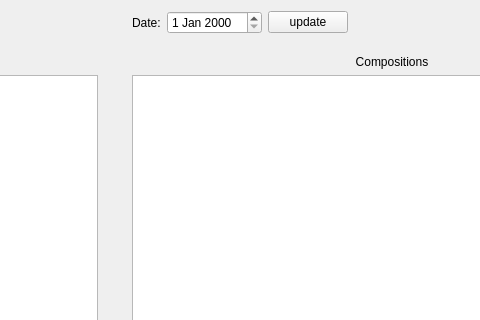
The window that MusicChart/mainwindow.ui (SergySanJj/Music-Chart) describes before a commit, drawn with Qt 5; both pictures show x 210 to 690 and y 0 to 320 of the 900 by 556 pixel window.
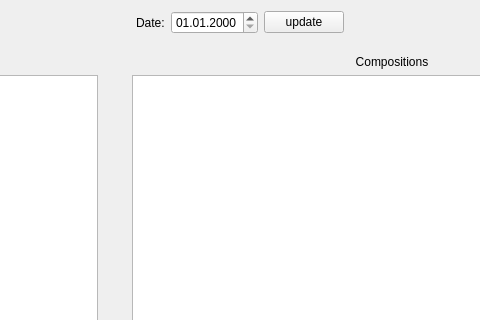
The same window after the commit.

What changed in the file:
```diff
--- a/MusicChart/mainwindow.ui
+++ b/MusicChart/mainwindow.ui
@@ -38,7 +38,25 @@
        </widget>
       </item>
       <item>
-       <widget class="QDateEdit" name="dateEdit"/>
+       <widget class="QDateEdit" name="dateEdit">
+        <property name="maximumDate">
+         <date>
+          <year>2050</year>
+          <month>1</month>
+          <day>1</day>
+         </date>
+        </property>
+        <property name="minimumDate">
+         <date>
+          <year>1900</year>
+          <month>1</month>
+          <day>1</day>
+         </date>
+        </property>
+        <property name="displayFormat">
+         <string>dd.MM.yyyy</string>
+        </property>
+       </widget>
       </item>
       <item>
        <widget class="QPushButton" name="updateButton">
```
